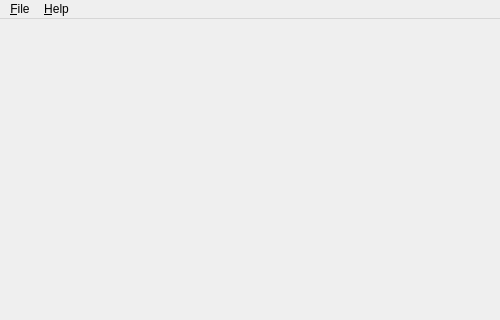
The window that main-window.ui (arimogi/gui-univariate) describes before a commit, drawn with Qt 5; both pictures show x 0 to 500 and y 0 to 320 of the 500 by 500 pixel window.
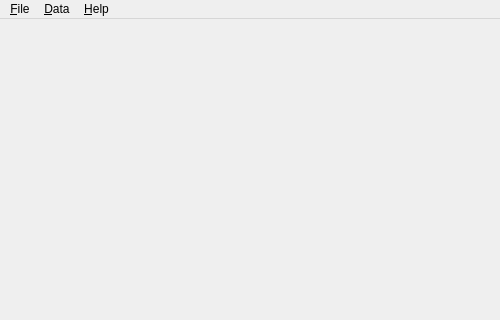
The same window after the commit.

Commit message: Change menu in Main Window

```diff
--- a/main-window.ui
+++ b/main-window.ui
@@ -54,7 +54,14 @@
     </property>
     <addaction name="action_About"/>
    </widget>
+   <widget class="QMenu" name="menuData">
+    <property name="title">
+     <string>&amp;Data</string>
+    </property>
+    <addaction name="action_Process"/>
+   </widget>
    <addaction name="menu_File"/>
+   <addaction name="menuData"/>
    <addaction name="menu_Help"/>
   </widget>
   <widget class="QStatusBar" name="statusbar"/>
```
Left out of the diff: 5 changed lines with no effect on the pictures.
